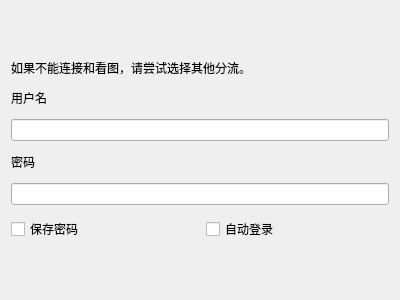
This is ui/component/ui_login_widget.ui in tonquer/picacg-qt as Qt 5 draws it before an edit. The edited form follows.
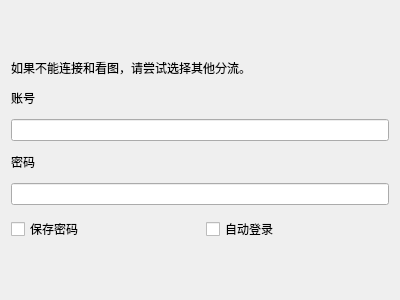
This is the edited form.

```diff
--- a/ui/component/ui_login_widget.ui
+++ b/ui/component/ui_login_widget.ui
@@ -43,7 +43,7 @@
    <item>
     <widget class="QLabel" name="label_5">
      <property name="text">
-      <string>用户名</string>
+      <string>账号</string>
      </property>
     </widget>
    </item>
```
